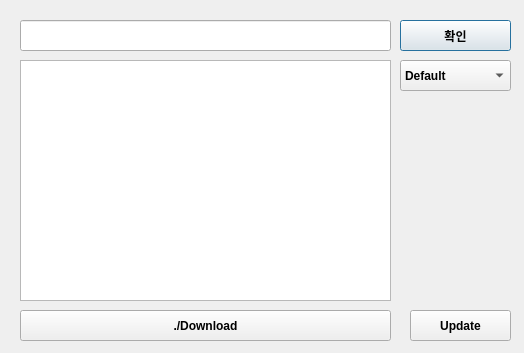
Above: untitled.ui from noname009/youtube-dl-ui before the change. Below: the same form after it.
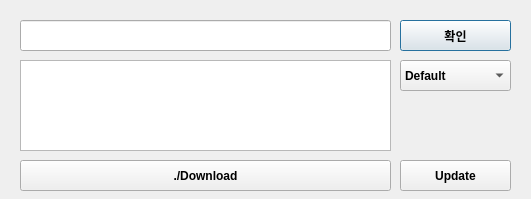
That is the form after the change. Icons and pictures are not drawn.

Diff of the .ui file:
```diff
--- a/untitled.ui
+++ b/untitled.ui
@@ -6,8 +6,8 @@
    <rect>
     <x>0</x>
     <y>0</y>
-    <width>524</width>
-    <height>353</height>
+    <width>531</width>
+    <height>199</height>
    </rect>
   </property>
   <property name="font">
@@ -29,19 +29,6 @@
   <property name="autoFillBackground">
    <bool>false</bool>
   </property>
-  <widget class="QTextBrowser" name="textbrow_Test">
-   <property name="geometry">
-    <rect>
-     <x>20</x>
-     <y>60</y>
-     <width>371</width>
-     <height>241</height>
-    </rect>
-   </property>
-   <property name="cursor" stdset="0">
-    <cursorShape>ArrowCursor</cursorShape>
-   </property>
-  </widget>
   <widget class="QLineEdit" name="lineEdit">
    <property name="geometry">
     <rect>
@@ -106,7 +93,7 @@
    <property name="geometry">
     <rect>
      <x>20</x>
-     <y>310</y>
+     <y>160</y>
      <width>371</width>
      <height>31</height>
     </rect>
@@ -125,9 +112,9 @@
   <widget class="QPushButton" name="pushButton_2">
    <property name="geometry">
     <rect>
-     <x>410</x>
-     <y>310</y>
-     <width>101</width>
+     <x>400</x>
+     <y>160</y>
+     <width>111</width>
      <height>31</height>
     </rect>
    </property>
@@ -141,6 +128,19 @@
     <string>Update</string>
    </property>
   </widget>
+  <widget class="QTextBrowser" name="textbrow_Test">
+   <property name="geometry">
+    <rect>
+     <x>20</x>
+     <y>60</y>
+     <width>371</width>
+     <height>91</height>
+    </rect>
+   </property>
+   <property name="styleSheet">
+    <string notr="true"/>
+   </property>
+  </widget>
  </widget>
  <resources/>
  <connections/>
```
Left out of the diff: 2 changed lines with no effect on the pictures.
